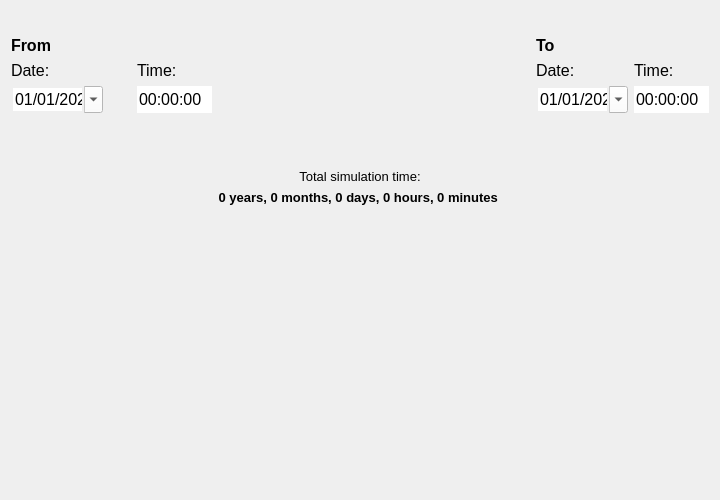
Old version of the form threedi_api_qgis_client/ui/page_duration.ui in the repository nens/threedi-api-qgis-client.
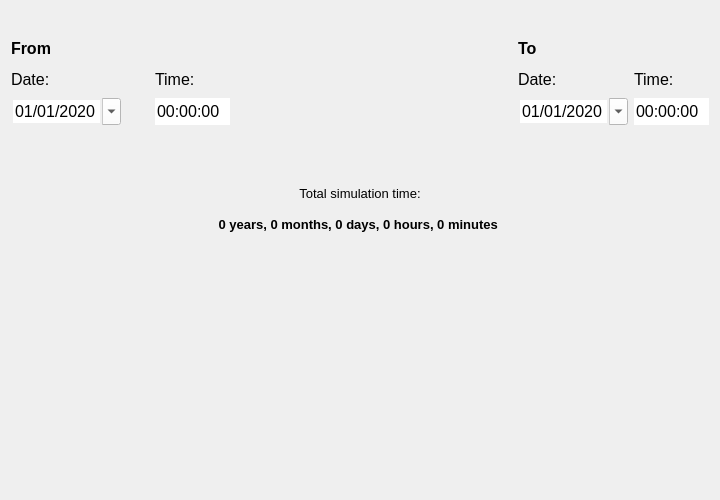
New version of the form.

Patch:
```diff
--- a/threedi_api_qgis_client/ui/page_duration.ui
+++ b/threedi_api_qgis_client/ui/page_duration.ui
@@ -14,7 +14,7 @@
    </rect>
   </property>
   <property name="sizePolicy">
-   <sizepolicy hsizetype="Fixed" vsizetype="Minimum">
+   <sizepolicy hsizetype="Preferred" vsizetype="Minimum">
     <horstretch>0</horstretch>
     <verstretch>0</verstretch>
    </sizepolicy>
@@ -43,6 +43,18 @@
        <verstretch>0</verstretch>
       </sizepolicy>
      </property>
+     <property name="minimumSize">
+      <size>
+       <width>110</width>
+       <height>25</height>
+      </size>
+     </property>
+     <property name="maximumSize">
+      <size>
+       <width>16777215</width>
+       <height>16777215</height>
+      </size>
+     </property>
      <property name="font">
       <font>
        <family>Segoe UI</family>
@@ -56,6 +68,18 @@
    </item>
    <item row="2" column="5">
     <widget class="QLabel" name="label_10">
+     <property name="minimumSize">
+      <size>
+       <width>110</width>
+       <height>25</height>
+      </size>
+     </property>
+     <property name="maximumSize">
+      <size>
+       <width>16777215</width>
+       <height>16777215</height>
+      </size>
+     </property>
      <property name="font">
       <font>
        <family>Segoe UI</family>
@@ -103,6 +127,24 @@
    </item>
    <item row="4" column="0">
     <widget class="QDateEdit" name="date_from">
+     <property name="sizePolicy">
+      <sizepolicy hsizetype="Minimum" vsizetype="Preferred">
+       <horstretch>0</horstretch>
+       <verstretch>0</verstretch>
+      </sizepolicy>
+     </property>
+     <property name="minimumSize">
+      <size>
+       <width>110</width>
+       <height>25</height>
+      </size>
+     </property>
+     <property name="maximumSize">
+      <size>
+       <width>16777215</width>
+       <height>16777215</height>
+      </size>
+     </property>
      <property name="font">
       <font>
        <family>Segoe UI</family>
@@ -135,6 +177,24 @@
    </item>
    <item row="4" column="5">
     <widget class="QDateEdit" name="date_to">
+     <property name="sizePolicy">
+      <sizepolicy hsizetype="Minimum" vsizetype="Preferred">
+       <horstretch>0</horstretch>
+       <verstretch>0</verstretch>
+      </sizepolicy>
+     </property>
+     <property name="minimumSize">
+      <size>
+       <width>110</width>
+       <height>25</height>
+      </size>
+     </property>
+     <property name="maximumSize">
+      <size>
+       <width>16777215</width>
+       <height>16777215</height>
+      </size>
+     </property>
      <property name="font">
       <font>
        <family>Segoe UI</family>
@@ -173,6 +233,18 @@
        <verstretch>0</verstretch>
       </sizepolicy>
      </property>
+     <property name="minimumSize">
+      <size>
+       <width>0</width>
+       <height>25</height>
+      </size>
+     </property>
+     <property name="maximumSize">
+      <size>
+       <width>16777215</width>
+       <height>16777215</height>
+      </size>
+     </property>
      <property name="font">
       <font>
        <family>Segoe UI</family>
@@ -191,6 +263,24 @@
    </item>
    <item row="4" column="3">
     <widget class="QTimeEdit" name="time_from">
+     <property name="sizePolicy">
+      <sizepolicy hsizetype="Minimum" vsizetype="Preferred">
+       <horstretch>0</horstretch>
+       <verstretch>0</verstretch>
+      </sizepolicy>
+     </property>
+     <property name="minimumSize">
+      <size>
+       <width>75</width>
+       <height>25</height>
+      </size>
+     </property>
+     <property name="maximumSize">
+      <size>
+       <width>16777215</width>
+       <height>16777215</height>
+      </size>
+     </property>
      <property name="font">
       <font>
        <family>Segoe UI</family>
@@ -222,6 +312,18 @@
        <verstretch>0</verstretch>
       </sizepolicy>
      </property>
+     <property name="minimumSize">
+      <size>
+       <width>0</width>
+       <height>25</height>
+      </size>
+     </property>
+     <property name="maximumSize">
+      <size>
+       <width>16777215</width>
+       <height>16777215</height>
+      </size>
+     </property>
      <property name="font">
       <font>
        <family>Segoe UI</family>
@@ -289,6 +391,18 @@
    </item>
    <item row="2" column="0">
     <widget class="QLabel" name="label_3">
+     <property name="minimumSize">
+      <size>
+       <width>110</width>
+       <height>25</height>
+      </size>
+     </property>
+     <property name="maximumSize">
+      <size>
+       <width>16777215</width>
+       <height>16777215</height>
+      </size>
+     </property>
      <property name="font">
       <font>
        <family>Segoe UI</family>
@@ -310,6 +424,18 @@
        <verstretch>0</verstretch>
       </sizepolicy>
      </property>
+     <property name="minimumSize">
+      <size>
+       <width>75</width>
+       <height>25</height>
+      </size>
+     </property>
+     <property name="maximumSize">
+      <size>
+       <width>16777215</width>
+       <height>16777215</height>
+      </size>
+     </property>
      <property name="font">
       <font>
        <family>Segoe UI</family>
@@ -336,6 +462,18 @@
        <verstretch>0</verstretch>
       </sizepolicy>
      </property>
+     <property name="minimumSize">
+      <size>
+       <width>75</width>
+       <height>25</height>
+      </size>
+     </property>
+     <property name="maximumSize">
+      <size>
+       <width>75</width>
+       <height>25</height>
+      </size>
+     </property>
      <property name="font">
       <font>
        <family>Segoe UI</family>
@@ -349,6 +487,24 @@
    </item>
    <item row="4" column="6">
     <widget class="QTimeEdit" name="time_to">
+     <property name="sizePolicy">
+      <sizepolicy hsizetype="Minimum" vsizetype="Preferred">
+       <horstretch>0</horstretch>
+       <verstretch>0</verstretch>
+      </sizepolicy>
+     </property>
+     <property name="minimumSize">
+      <size>
+       <width>75</width>
+       <height>25</height>
+      </size>
+     </property>
+     <property name="maximumSize">
+      <size>
+       <width>16777215</width>
+       <height>16777215</height>
+      </size>
+     </property>
      <property name="font">
       <font>
        <family>Segoe UI</family>
@@ -380,6 +536,18 @@
        <verstretch>0</verstretch>
       </sizepolicy>
      </property>
+     <property name="minimumSize">
+      <size>
+       <width>110</width>
+       <height>25</height>
+      </size>
+     </property>
+     <property name="maximumSize">
+      <size>
+       <width>16777215</width>
+       <height>16777215</height>
+      </size>
+     </property>
      <property name="font">
       <font>
        <family>Segoe UI</family>
```
